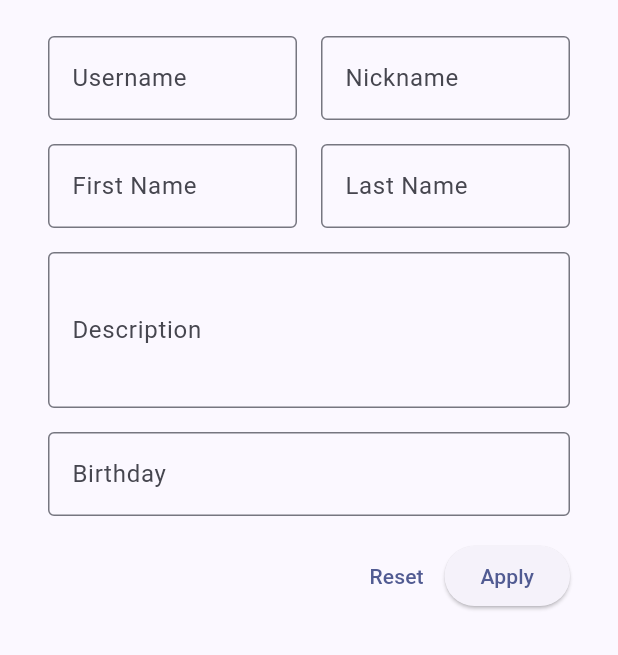
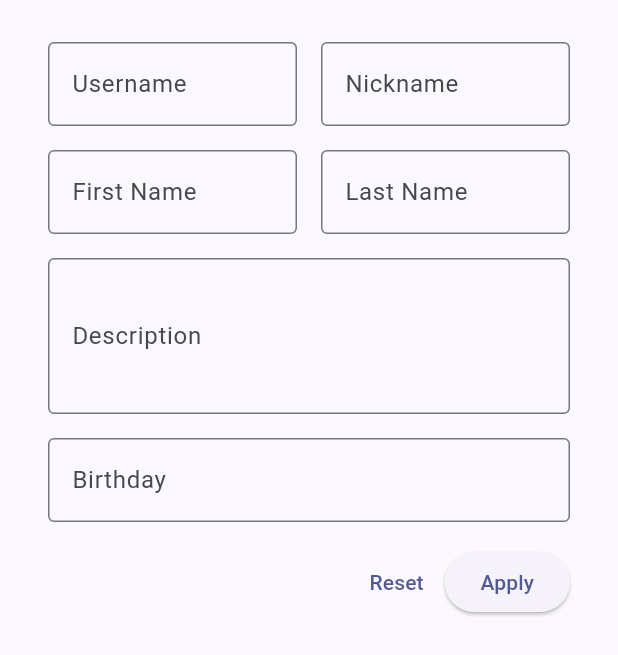
Before and after one commit to Solsynth/Hydrogen.Agent, a Flutter app: the PersonalizeScreenWidget widget shown alone on an empty page, opened directly, on a phone screen of 412 x 824 dp. Shown: the top 655 px of the screen. Run offline on Flutter 3.47's test engine with Material 3 defaults, Android fonts, the phone set to English and light mode, and no system bars; our stand-ins replace badges, flutter_animate, flutter_carousel_widget, flutter_local_notifications, flutter_markdown, flutter_secure_storage and 6 more; missing offline and left inert: draggable_float_widget, flutter_background, flutter_webrtc, livekit_client, markdown, media_kit and 2 more; accounts and stored records are empty; generated files the repository leaves out were written again; network calls fail; statements that could not run were skipped.

Commit message:
:bug: Bug fixes

```diff
--- a/lib/screens/account/personalize.dart
+++ b/lib/screens/account/personalize.dart
@@ -84,7 +84,6 @@ class _PersonalizeScreenWidgetState extends State<PersonalizeScreenWidget> {
       getRequestUri('passport', '/api/users/me'),
       headers: {'Content-Type': 'application/json'},
       body: jsonEncode({
-        'name': _usernameController.value.text,
         'nick': _nicknameController.value.text,
         'description': _descriptionController.value.text,
         'first_name': _firstNameController.value.text,
@@ -117,7 +116,7 @@ class _PersonalizeScreenWidgetState extends State<PersonalizeScreenWidget> {
   @override
   Widget build(BuildContext context) {
     return Container(
-      padding: const EdgeInsets.symmetric(vertical: 24, horizontal: 32),
+      padding: const EdgeInsets.symmetric(vertical: 28, horizontal: 32),
       child: Column(
         children: [
           _isSubmitting ? const LinearProgressIndicator().animate().scaleX() : Container(),
@@ -126,6 +125,7 @@ class _PersonalizeScreenWidgetState extends State<PersonalizeScreenWidget> {
               Flexible(
                 flex: 1,
                 child: TextField(
+                  readOnly: true,
                   controller: _usernameController,
                   decoration: InputDecoration(
                     border: const OutlineInputBorder(),
```
Also changed, not shown: lib/screens/chat/chat.dart (+8 -1 lines).
